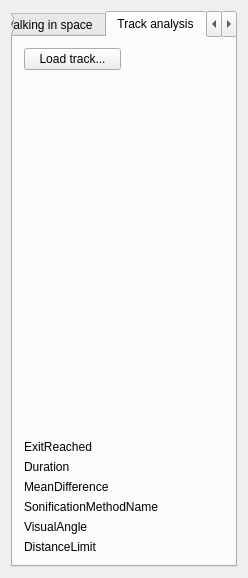
Qt form mainwindow.ui (navigatore/imaginote) before a commit.
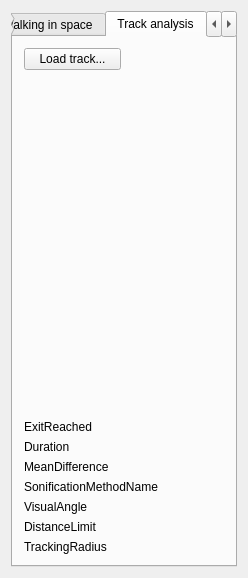
The same form after that commit. The open tabs and pages were chosen to show the change. Custom widgets are drawn as their Qt base class.

Commit message: Store information about moving tracking radius

```diff
--- a/mainwindow.ui
+++ b/mainwindow.ui
@@ -367,6 +367,13 @@
           </property>
          </widget>
         </item>
+        <item>
+         <widget class="QLabel" name="trackingRadiusTimeLabel">
+          <property name="text">
+           <string>TrackingRadius</string>
+          </property>
+         </widget>
+        </item>
        </layout>
       </widget>
       <widget class="QWidget" name="generatorTab">
```
The commit also changes 6 other files.
